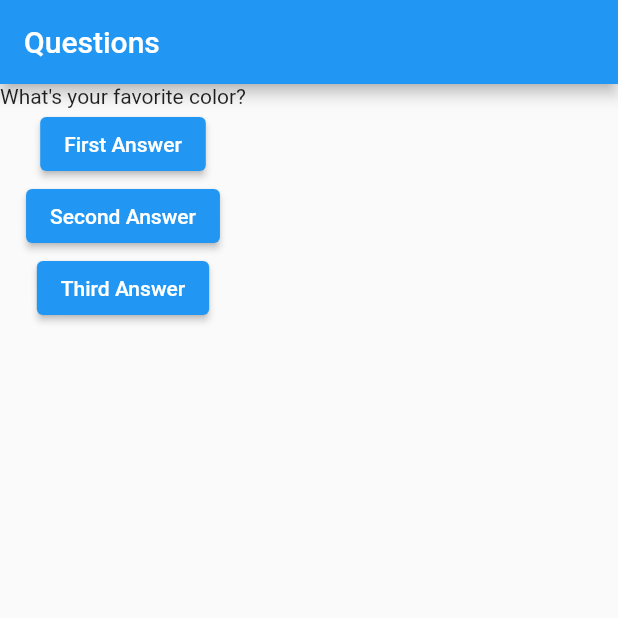
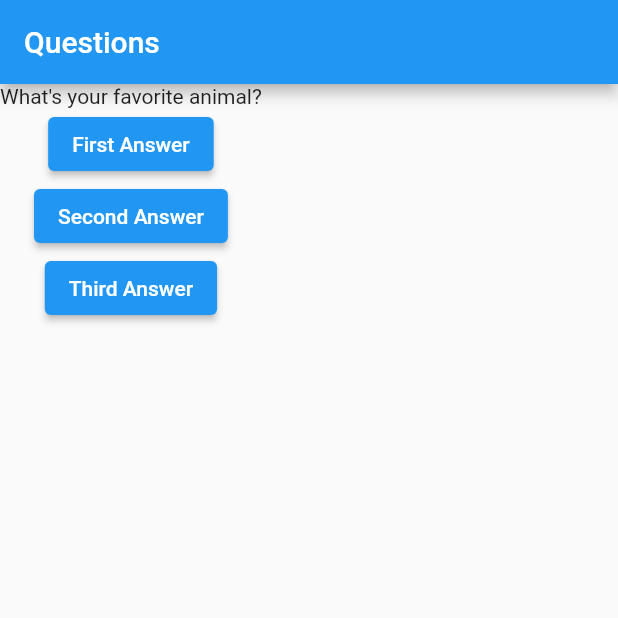
Before and after one commit to Belmondo/Desenvolvimento_Movel, a Flutter app: the screen it shows after launch, after a tap on "First Answer", on a phone screen of 412 x 824 dp, the top half of it. Run offline on Flutter 3.47's test engine with Material 2 defaults, Android fonts, the phone set to English and light mode, and no system bars.

Commit message:
Update main.dart
[PT-BR] Tirando de stateless e indo para stateful
[ENG] Moving from stateless to stateful

```diff
--- a/Flutter/primeiro_projeto/lib/main.dart
+++ b/Flutter/primeiro_projeto/lib/main.dart
@@ -4,11 +4,14 @@ main() {
   runApp(QuestionApp());
 }
 
-class QuestionApp extends StatelessWidget {
-  QuestionApp({super.key});
+class QuestionAppState extends State<QuestionApp> {
+  var perguntaSelecionada = 0;
 
   void answer() {
-    print('Questions Answered');
+    setState(() {
+      perguntaSelecionada++;
+    });
+    print(perguntaSelecionada);
   }
 
   @override
@@ -25,7 +28,7 @@ class QuestionApp extends StatelessWidget {
         ),
         body: Column(
           children: <Widget>[
-            Text(perguntas[0]),
+            Text(perguntas[perguntaSelecionada]),
             ElevatedButton(
               child: Text('First Answer'),
               onPressed: answer,
@@ -44,3 +47,11 @@ class QuestionApp extends StatelessWidget {
     ); //Material App
   }
 }
+
+class QuestionApp extends StatefulWidget {
+  const QuestionApp({super.key});
+
+  QuestionAppState createState() {
+    return QuestionAppState();
+  }
+}
```
